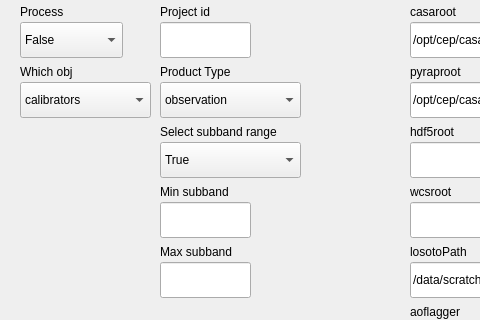
This is resources/setup_view.ui in sklandrausis/LAnDmARk as Qt 5 draws it before an edit; both pictures show x 0 to 480 and y 218 to 538 of the 850 by 760 pixel window. The edited form follows.
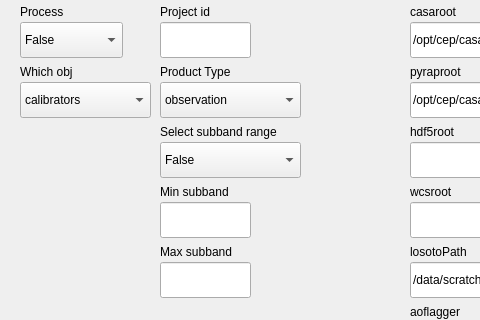
This is the edited form.

```diff
--- a/resources/setup_view.ui
+++ b/resources/setup_view.ui
@@ -1232,7 +1232,7 @@
    </property>
    <item>
     <property name="text">
-     <string>True</string>
+     <string>False</string>
     </property>
    </item>
    <item>
```
Left out of the diff: 5 changed lines with no effect on the pictures.
